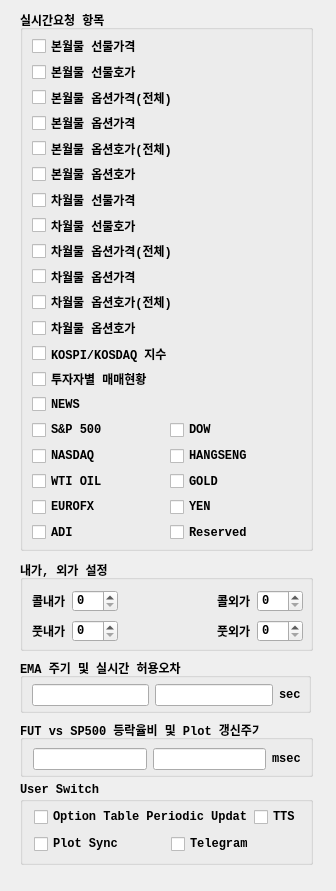
Above: UI/realtimeitem.ui from skygoldfish/SkyBot before the change. Below: the same form after it.
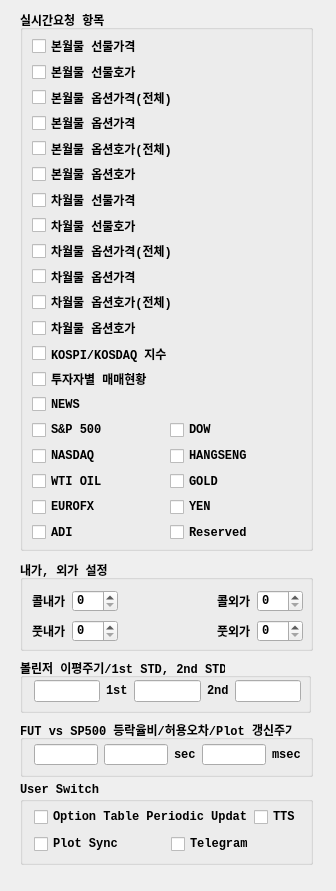
That is the form after the change.

Commit message: 소스정리

```diff
--- a/UI/realtimeitem.ui
+++ b/UI/realtimeitem.ui
@@ -435,31 +435,18 @@
     </font>
    </property>
    <property name="title">
-    <string>FUT vs SP500 등락율비 및 Plot 갱신주기</string>
+    <string>FUT vs SP500 등락율비/허용오차/Plot 갱신주기</string>
    </property>
    <widget class="QWidget" name="layoutWidget">
     <property name="geometry">
      <rect>
-      <x>12</x>
-      <y>28</y>
-      <width>269</width>
-      <height>22</height>
+      <x>14</x>
+      <y>24</y>
+      <width>267</width>
+      <height>21</height>
      </rect>
     </property>
     <layout class="QHBoxLayout" name="horizontalLayout">
-     <item>
-      <spacer name="horizontalSpacer">
-       <property name="orientation">
-        <enum>Qt::Horizontal</enum>
-       </property>
-       <property name="sizeHint" stdset="0">
-        <size>
-         <width>13</width>
-         <height>17</height>
-        </size>
-       </property>
-      </spacer>
-     </item>
      <item>
       <widget class="QLineEdit" name="lineEdit_drate_ratio">
        <property name="alignment">
@@ -467,6 +454,27 @@
        </property>
       </widget>
      </item>
+     <item>
+      <widget class="QLineEdit" name="lineEdit_tolerance">
+       <property name="alignment">
+        <set>Qt::AlignRight|Qt::AlignTrailing|Qt::AlignVCenter</set>
+       </property>
+      </widget>
+     </item>
+     <item>
+      <widget class="QLabel" name="label_2">
+       <property name="font">
+        <font>
+         <family>Consolas</family>
+         <weight>75</weight>
+         <bold>true</bold>
+        </font>
+       </property>
+       <property name="text">
+        <string>sec</string>
+       </property>
+      </widget>
+     </item>
      <item>
       <widget class="QLineEdit" name="lineEdit_plot">
        <property name="alignment">
@@ -519,14 +527,14 @@
     </font>
    </property>
    <property name="title">
-    <string>EMA 주기 및 실시간 허용오차</string>
+    <string>볼린저 이평주기/1st STD, 2nd STD</string>
    </property>
    <widget class="QWidget" name="layoutWidget">
     <property name="geometry">
      <rect>
-      <x>12</x>
-      <y>26</y>
-      <width>269</width>
+      <x>14</x>
+      <y>22</y>
+      <width>267</width>
       <height>22</height>
      </rect>
     </property>
@@ -539,14 +547,41 @@
       </widget>
      </item>
      <item>
-      <widget class="QLineEdit" name="lineEdit_tolerance">
+      <spacer name="horizontalSpacer">
+       <property name="orientation">
+        <enum>Qt::Horizontal</enum>
+       </property>
+       <property name="sizeHint" stdset="0">
+        <size>
+         <width>40</width>
+         <height>20</height>
+        </size>
+       </property>
+      </spacer>
+     </item>
+     <item>
+      <widget class="QLabel" name="label_3">
+       <property name="font">
+        <font>
+         <family>Consolas</family>
+         <weight>75</weight>
+         <bold>true</bold>
+        </font>
+       </property>
+       <property name="text">
+        <string>1st</string>
+       </property>
+      </widget>
+     </item>
+     <item>
+      <widget class="QLineEdit" name="lineEdit_bb_1st_std">
        <property name="alignment">
         <set>Qt::AlignRight|Qt::AlignTrailing|Qt::AlignVCenter</set>
        </property>
       </widget>
      </item>
      <item>
-      <widget class="QLabel" name="label_2">
+      <widget class="QLabel" name="label_4">
        <property name="font">
         <font>
          <family>Consolas</family>
@@ -555,7 +590,14 @@
         </font>
        </property>
        <property name="text">
-        <string>sec</string>
+        <string>2nd</string>
+       </property>
+      </widget>
+     </item>
+     <item>
+      <widget class="QLineEdit" name="lineEdit_bb_2nd_std">
+       <property name="alignment">
+        <set>Qt::AlignRight|Qt::AlignTrailing|Qt::AlignVCenter</set>
        </property>
       </widget>
      </item>
```
Left out of the diff: 2 changed lines with no effect on the pictures. The commit also changes 2 other files.
